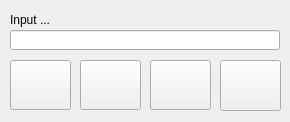
Qt form client/dlginputstart.ui (tbikfalvi/Belenus) before a commit.
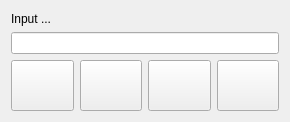
The same form after that commit.

```diff
--- a/client/dlginputstart.ui
+++ b/client/dlginputstart.ui
@@ -13,62 +13,36 @@
   <property name="windowTitle">
    <string>Dialog</string>
   </property>
+  <layout class="QVBoxLayout" name="verticalLayout">
+   <item>
   <widget class="QLabel" name="lblAction">
-   <property name="geometry">
-    <rect>
-     <x>10</x>
-     <y>10</y>
-     <width>270</width>
-     <height>20</height>
-    </rect>
-   </property>
    <property name="text">
     <string>Input ...</string>
    </property>
   </widget>
+   </item>
+   <item>
   <widget class="QLineEdit" name="ledInputStart">
-   <property name="geometry">
-    <rect>
-     <x>10</x>
-     <y>30</y>
-     <width>270</width>
-     <height>20</height>
-    </rect>
-   </property>
    <property name="styleSheet">
     <string notr="true"/>
    </property>
   </widget>
-  <widget class="QPushButton" name="pbCancel">
-   <property name="geometry">
-    <rect>
-     <x>220</x>
-     <y>60</y>
-     <width>61</width>
-     <height>51</height>
-    </rect>
-   </property>
-   <property name="text">
-    <string/>
-   </property>
-   <property name="iconSize">
-    <size>
-     <width>40</width>
-     <height>40</height>
-    </size>
-   </property>
-   <property name="autoDefault">
-    <bool>false</bool>
-   </property>
-  </widget>
+   </item>
+   <item>
+    <layout class="QHBoxLayout" name="horizontalLayout">
+     <item>
   <widget class="QPushButton" name="pbPatient">
-   <property name="geometry">
-    <rect>
-     <x>10</x>
-     <y>60</y>
+       <property name="sizePolicy">
+        <sizepolicy hsizetype="Minimum" vsizetype="Fixed">
+         <horstretch>61</horstretch>
+         <verstretch>51</verstretch>
+        </sizepolicy>
+       </property>
+       <property name="minimumSize">
+        <size>
      <width>61</width>
-     <height>50</height>
-    </rect>
+         <height>51</height>
+        </size>
    </property>
    <property name="text">
     <string/>
@@ -83,14 +57,20 @@
     <bool>false</bool>
    </property>
   </widget>
+     </item>
+     <item>
   <widget class="QPushButton" name="pbCardcode">
-   <property name="geometry">
-    <rect>
-     <x>80</x>
-     <y>60</y>
+       <property name="sizePolicy">
+        <sizepolicy hsizetype="Minimum" vsizetype="Fixed">
+         <horstretch>61</horstretch>
+         <verstretch>51</verstretch>
+        </sizepolicy>
+       </property>
+       <property name="minimumSize">
+        <size>
      <width>61</width>
-     <height>50</height>
-    </rect>
+         <height>51</height>
+        </size>
    </property>
    <property name="text">
     <string/>
@@ -105,14 +85,20 @@
     <bool>false</bool>
    </property>
   </widget>
+     </item>
+     <item>
   <widget class="QPushButton" name="pbTime">
-   <property name="geometry">
-    <rect>
-     <x>150</x>
-     <y>60</y>
+       <property name="sizePolicy">
+        <sizepolicy hsizetype="Minimum" vsizetype="Fixed">
+         <horstretch>61</horstretch>
+         <verstretch>51</verstretch>
+        </sizepolicy>
+       </property>
+       <property name="minimumSize">
+        <size>
      <width>61</width>
-     <height>50</height>
-    </rect>
+         <height>51</height>
+        </size>
    </property>
    <property name="text">
     <string/>
@@ -127,6 +113,38 @@
     <bool>false</bool>
    </property>
   </widget>
+     </item>
+     <item>
+      <widget class="QPushButton" name="pbCancel">
+       <property name="sizePolicy">
+        <sizepolicy hsizetype="Minimum" vsizetype="Fixed">
+         <horstretch>61</horstretch>
+         <verstretch>51</verstretch>
+        </sizepolicy>
+       </property>
+       <property name="minimumSize">
+        <size>
+         <width>61</width>
+         <height>51</height>
+        </size>
+       </property>
+       <property name="text">
+        <string/>
+       </property>
+       <property name="iconSize">
+        <size>
+         <width>40</width>
+         <height>40</height>
+        </size>
+       </property>
+       <property name="autoDefault">
+        <bool>false</bool>
+       </property>
+      </widget>
+     </item>
+    </layout>
+   </item>
+  </layout>
  </widget>
  <tabstops>
   <tabstop>ledInputStart</tabstop>
```
Lines whose indentation alone changed are shown as unchanged.
